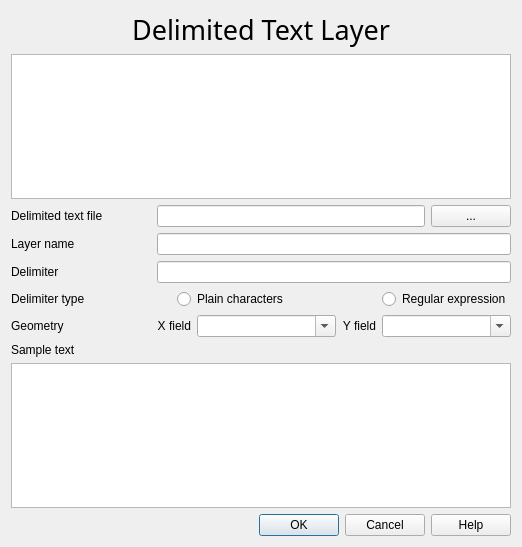
Before: the Qt Designer form qgis/src/plugins/delimited_text/qgsdelimitedtextpluginguibase.ui in sourcepole/qgis, drawn with Qt 5.
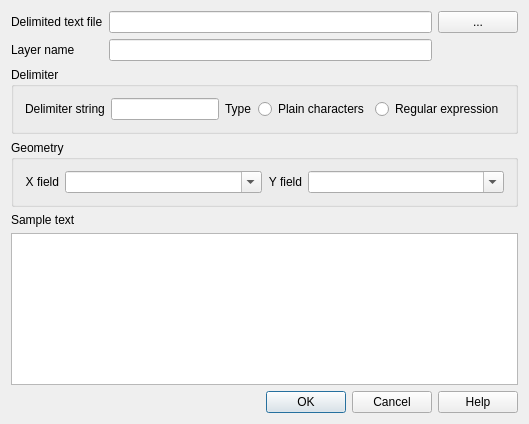
After: the same form once the commit is applied. Icons and pictures are not drawn. Custom widgets are drawn as their Qt base class.

Diff of the .ui file:
```diff
--- a/qgis/src/plugins/delimited_text/qgsdelimitedtextpluginguibase.ui
+++ b/qgis/src/plugins/delimited_text/qgsdelimitedtextpluginguibase.ui
@@ -1,12 +1,12 @@
 <ui version="4.0" >
  <class>QgsDelimitedTextPluginGuiBase</class>
- <widget class="QDialog" name="QgsDelimitedTextPluginGuiBase" >
-  <property name="geometry" >
+ <widget class="QDialog" name="QgsDelimitedTextPluginGuiBase">
+  <property name="geometry">
    <rect>
     <x>0</x>
     <y>0</y>
     <width>522</width>
-    <height>547</height>
+    <height>424</height>
    </rect>
   </property>
   <property name="windowTitle" >
@@ -17,45 +17,13 @@
     <normaloff/>
    </iconset>
   </property>
-  <layout class="QGridLayout" >
-   <item row="0" column="0" colspan="7" >
-    <widget class="QLabel" name="txtHeading" >
-     <property name="font" >
-      <font>
-       <family>Sans Serif</family>
-       <pointsize>20</pointsize>
-       <weight>50</weight>
-       <italic>false</italic>
-       <bold>false</bold>
-       <underline>false</underline>
-       <strikeout>false</strikeout>
-      </font>
-     </property>
-     <property name="text" >
-      <string>Delimited Text Layer</string>
-     </property>
-     <property name="alignment" >
-      <set>Qt::AlignCenter</set>
-     </property>
-    </widget>
-   </item>
-   <item row="1" column="0" colspan="7" >
-    <widget class="QTextEdit" name="teInstructions" >
-     <property name="readOnly" >
-      <bool>true</bool>
-     </property>
-     <property name="html" >
-      <string>&lt;html>&lt;head>&lt;meta name="qrichtext" content="1" />&lt;style type="text/css">
-p, li { white-space: pre-wrap; }
-&lt;/style>&lt;/head>&lt;body style=" font-family:'Sans Serif'; font-size:10pt; font-weight:400; font-style:normal;">
-&lt;p style="-qt-paragraph-type:empty; margin-top:0px; margin-bottom:0px; margin-left:0px; margin-right:0px; -qt-block-indent:0; text-indent:0px; font-family:'Verdana';">&lt;/p>&lt;/body>&lt;/html></string>
-     </property>
-    </widget>
-   </item>
-   <item row="2" column="0" >
-    <widget class="QLabel" name="textLabel1" >
-     <property name="sizePolicy" >
-      <sizepolicy vsizetype="Preferred" hsizetype="MinimumExpanding" >
+  <layout class="QVBoxLayout" name="verticalLayout">
+   <item>
+    <layout class="QGridLayout" name="gridLayout_3">
+     <item row="0" column="0">
+      <widget class="QLabel" name="textLabel1">
+       <property name="sizePolicy">
+        <sizepolicy hsizetype="Minimum" vsizetype="Preferred">
        <horstretch>0</horstretch>
        <verstretch>0</verstretch>
       </sizepolicy>
@@ -68,9 +36,9 @@
      </property>
     </widget>
    </item>
-   <item row="2" column="1" colspan="5" >
-    <widget class="QgsFileDropEdit" name="txtFilePath" >
-     <property name="toolTip" >
+     <item row="0" column="1">
+      <widget class="QgsFileDropEdit" name="txtFilePath">
+       <property name="toolTip">
       <string>Full path to the delimited text file</string>
      </property>
      <property name="whatsThis" >
@@ -81,9 +49,9 @@
      </property>
     </widget>
    </item>
-   <item row="2" column="6" >
-    <widget class="QPushButton" name="btnBrowseForFile" >
-     <property name="enabled" >
+     <item row="0" column="2">
+      <widget class="QPushButton" name="btnBrowseForFile">
+       <property name="enabled">
       <bool>true</bool>
      </property>
      <property name="toolTip" >
@@ -97,10 +65,10 @@
      </property>
     </widget>
    </item>
-   <item row="3" column="0" >
-    <widget class="QLabel" name="textLabel1_2" >
-     <property name="sizePolicy" >
-      <sizepolicy vsizetype="Preferred" hsizetype="MinimumExpanding" >
+     <item row="1" column="0">
+      <widget class="QLabel" name="textLabel1_2">
+       <property name="sizePolicy">
+        <sizepolicy hsizetype="Minimum" vsizetype="Preferred">
        <horstretch>0</horstretch>
        <verstretch>0</verstretch>
       </sizepolicy>
@@ -113,9 +81,9 @@
      </property>
     </widget>
    </item>
-   <item row="3" column="1" colspan="6" >
-    <widget class="QLineEdit" name="txtLayerName" >
-     <property name="toolTip" >
+     <item row="1" column="1">
+      <widget class="QLineEdit" name="txtLayerName">
+       <property name="toolTip">
       <string>Name to display in the map legend</string>
      </property>
      <property name="whatsThis" >
@@ -123,26 +91,34 @@
      </property>
     </widget>
    </item>
-   <item row="4" column="0" >
-    <widget class="QLabel" name="textLabel3" >
-     <property name="sizePolicy" >
-      <sizepolicy vsizetype="Preferred" hsizetype="MinimumExpanding" >
-       <horstretch>0</horstretch>
-       <verstretch>0</verstretch>
-      </sizepolicy>
-     </property>
-     <property name="text" >
+    </layout>
+   </item>
+   <item>
+    <widget class="QGroupBox" name="groupBox">
+     <property name="title">
       <string>Delimiter</string>
      </property>
-     <property name="buddy" >
+     <layout class="QGridLayout" name="gridLayout">
+      <item row="0" column="0">
+       <widget class="QLabel" name="textLabel3">
+        <property name="sizePolicy">
+         <sizepolicy hsizetype="Minimum" vsizetype="Preferred">
+          <horstretch>0</horstretch>
+          <verstretch>0</verstretch>
+         </sizepolicy>
+        </property>
+        <property name="text">
+         <string>Delimiter string</string>
+        </property>
+        <property name="buddy">
       <cstring>txtDelimiter</cstring>
      </property>
     </widget>
    </item>
-   <item row="4" column="1" colspan="6" >
-    <widget class="QLineEdit" name="txtDelimiter" >
-     <property name="sizePolicy" >
-      <sizepolicy vsizetype="Fixed" hsizetype="Minimum" >
+      <item row="0" column="1">
+       <widget class="QLineEdit" name="txtDelimiter">
+        <property name="sizePolicy">
+         <sizepolicy hsizetype="Minimum" vsizetype="Fixed">
        <horstretch>0</horstretch>
        <verstretch>0</verstretch>
       </sizepolicy>
@@ -161,19 +137,25 @@
      </property>
     </widget>
    </item>
-   <item row="5" column="0" colspan="2" >
-    <widget class="QLabel" name="label_2" >
-     <property name="text" >
-      <string>Delimiter type</string>
-     </property>
-     <property name="buddy" >
+      <item row="0" column="2">
+       <widget class="QLabel" name="label_2">
+        <property name="sizePolicy">
+         <sizepolicy hsizetype="Minimum" vsizetype="Preferred">
+          <horstretch>0</horstretch>
+          <verstretch>0</verstretch>
+         </sizepolicy>
+        </property>
+        <property name="text">
+         <string>Type</string>
+        </property>
+        <property name="buddy">
       <cstring>delimiterPlain</cstring>
      </property>
     </widget>
    </item>
-   <item row="5" column="2" colspan="3" >
-    <widget class="QRadioButton" name="delimiterPlain" >
-     <property name="toolTip" >
+      <item row="0" column="3">
+       <widget class="QRadioButton" name="delimiterPlain">
+        <property name="toolTip">
       <string>The delimiter is taken as is</string>
      </property>
      <property name="whatsThis" >
@@ -184,9 +166,9 @@
      </property>
     </widget>
    </item>
-   <item row="5" column="5" colspan="2" >
-    <widget class="QRadioButton" name="delimiterRegexp" >
-     <property name="toolTip" >
+      <item row="0" column="4">
+       <widget class="QRadioButton" name="delimiterRegexp">
+        <property name="toolTip">
       <string>The delimiter is a regular expression</string>
      </property>
      <property name="whatsThis" >
@@ -197,27 +179,29 @@
      </property>
     </widget>
    </item>
-   <item row="6" column="0" >
-    <widget class="QLabel" name="label_3" >
-     <property name="text" >
+     </layout>
+    </widget>
+   </item>
+   <item>
+    <widget class="QGroupBox" name="groupBox_2">
+     <property name="title">
       <string>Geometry</string>
      </property>
-    </widget>
-   </item>
-   <item row="6" column="1" colspan="2" >
-    <widget class="QLabel" name="textLabel2" >
-     <property name="text" >
-      <string>&lt;p align="right">X field&lt;/p></string>
-     </property>
-     <property name="buddy" >
+     <layout class="QGridLayout" name="gridLayout_2">
+      <item row="0" column="0">
+       <widget class="QLabel" name="textLabel2">
+        <property name="text">
+         <string>&lt;p align=&quot;right&quot;&gt;X field&lt;/p&gt;</string>
+        </property>
+        <property name="buddy">
       <cstring>cmbXField</cstring>
      </property>
     </widget>
    </item>
-   <item row="6" column="3" >
-    <widget class="QComboBox" name="cmbXField" >
-     <property name="sizePolicy" >
-      <sizepolicy vsizetype="Fixed" hsizetype="Expanding" >
+      <item row="0" column="1">
+       <widget class="QComboBox" name="cmbXField">
+        <property name="sizePolicy">
+         <sizepolicy hsizetype="Expanding" vsizetype="Fixed">
        <horstretch>0</horstretch>
        <verstretch>0</verstretch>
       </sizepolicy>
@@ -239,20 +223,10 @@
      </property>
     </widget>
    </item>
-   <item row="6" column="4" >
-    <widget class="QLabel" name="textLabel2_2" >
-     <property name="text" >
-      <string>&lt;p align="right">Y field&lt;/p></string>
-     </property>
-     <property name="buddy" >
-      <cstring>cmbYField</cstring>
-     </property>
-    </widget>
-   </item>
-   <item row="6" column="5" colspan="2" >
-    <widget class="QComboBox" name="cmbYField" >
-     <property name="sizePolicy" >
-      <sizepolicy vsizetype="Fixed" hsizetype="Expanding" >
+      <item row="0" column="4">
+       <widget class="QComboBox" name="cmbYField">
+        <property name="sizePolicy">
+         <sizepolicy hsizetype="Expanding" vsizetype="Fixed">
        <horstretch>0</horstretch>
        <verstretch>0</verstretch>
       </sizepolicy>
@@ -274,9 +248,22 @@
      </property>
     </widget>
    </item>
-   <item row="7" column="0" >
-    <widget class="QLabel" name="label" >
-     <property name="text" >
+      <item row="0" column="3">
+       <widget class="QLabel" name="textLabel2_2">
+        <property name="text">
+         <string>&lt;p align=&quot;right&quot;&gt;Y field&lt;/p&gt;</string>
+        </property>
+        <property name="buddy">
+         <cstring>cmbYField</cstring>
+        </property>
+       </widget>
+      </item>
+     </layout>
+    </widget>
+   </item>
+   <item>
+    <widget class="QLabel" name="label">
+     <property name="text">
       <string>Sample text</string>
      </property>
      <property name="buddy" >
@@ -284,26 +271,26 @@
      </property>
     </widget>
    </item>
-   <item row="8" column="0" colspan="7" >
-    <widget class="QTextEdit" name="txtSample" >
-     <property name="readOnly" >
+   <item>
+    <widget class="QTextEdit" name="txtSample">
+     <property name="readOnly">
       <bool>true</bool>
      </property>
     </widget>
    </item>
-   <item row="9" column="0" colspan="7" >
-    <widget class="QDialogButtonBox" name="buttonBox" >
-     <property name="orientation" >
+   <item>
+    <widget class="QDialogButtonBox" name="buttonBox">
+     <property name="orientation">
       <enum>Qt::Horizontal</enum>
      </property>
-     <property name="standardButtons" >
-      <set>QDialogButtonBox::Cancel|QDialogButtonBox::Help|QDialogButtonBox::NoButton|QDialogButtonBox::Ok</set>
+     <property name="standardButtons">
+      <set>QDialogButtonBox::Cancel|QDialogButtonBox::Help|QDialogButtonBox::Ok</set>
      </property>
     </widget>
    </item>
   </layout>
  </widget>
- <layoutdefault spacing="6" margin="11" />
+ <layoutdefault spacing="6" margin="11"/>
  <customwidgets>
   <customwidget>
    <class>QgsFileDropEdit</class>
```
Left out of the diff: 66 changed lines with no effect on the pictures. Lines whose indentation alone changed are shown as unchanged.
